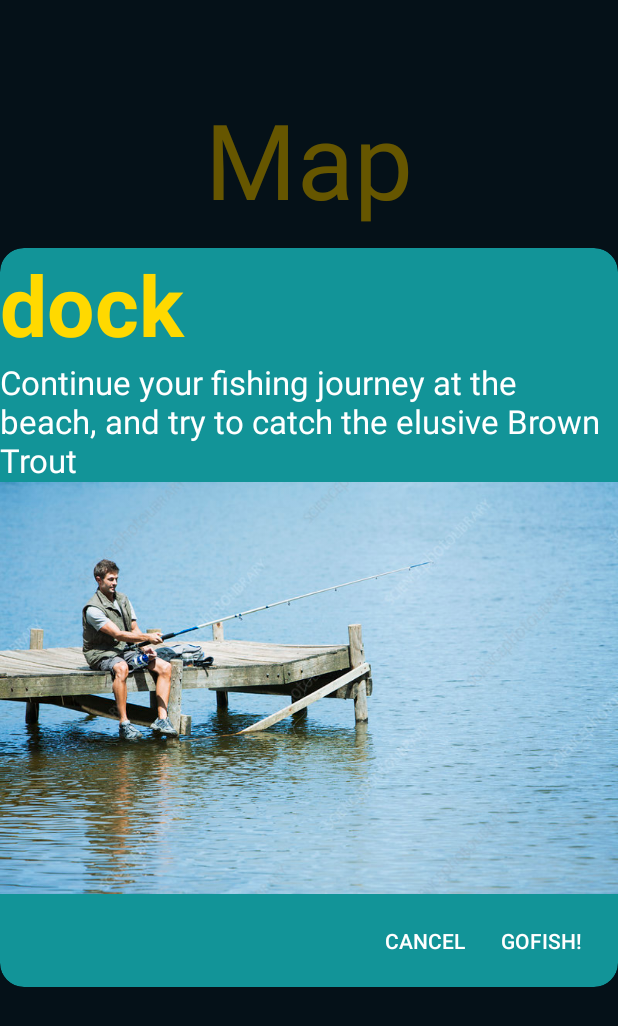
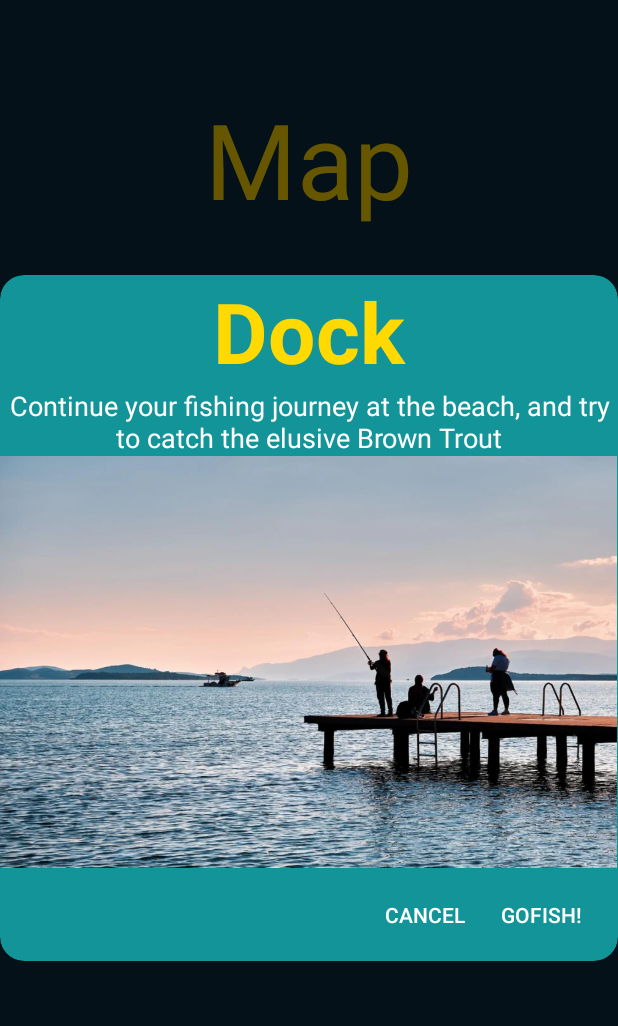
Before and after one commit to Whizma/GOFISH, an Android app: the Map screen opened directly, with no data from a screen before it, after a tap on an icon or button, on a phone screen of 412 x 824 dp. Shown: the top 1026 px of the screen. Run offline under Robolectric (Android 15) with nearby library versions, the light colour scheme and no system bars; Roboto replaces fonts that are not available here.

Commit message:
small fixes

```diff
--- a/app/src/main/java/com/example/gofish/Map.java
+++ b/app/src/main/java/com/example/gofish/Map.java
@@ -36,9 +36,9 @@
         lakeInfo = "Let any fish who meets your gaze learn the true meaning of fear; for you are the harbinger of death. The bane of creatures sub-aqueous, your rod is true and unwavering as you cast into the aquatic abyss. A man, scorned by this uncaring Earth, finds solace in the sea. Your only friend, the worm upon my hook. Wriggling, writhing, struggling to surmount the mortal pointlessness that permeates this barren world. You am alone. You  am empty. And yet, You fish. Beware of the lake, and beware of the ole mighty GammelGäddan";
 
 
-        beachButton.setOnClickListener(new OnLocationClickListener("beach", beachInfo, R.drawable.beach_popup));
-        dockButton.setOnClickListener(new OnLocationClickListener("dock", dockInfo, R.drawable.dock_popup));
-        lakeButton.setOnClickListener(new OnLocationClickListener("lake", lakeInfo, R.drawable.lake_popup));
+        beachButton.setOnClickListener(new OnLocationClickListener("Beach", beachInfo, R.drawable.beach_popup2));
+        dockButton.setOnClickListener(new OnLocationClickListener("Dock", dockInfo, R.drawable.dock_popup2));
+        lakeButton.setOnClickListener(new OnLocationClickListener("Lake", lakeInfo, R.drawable.lake_popup));
     }
 
     private void showPopupDialog(final String location, String information, int locationImageId) {
--- a/app/src/main/res/layout/custom_dialog_layout.xml
+++ b/app/src/main/res/layout/custom_dialog_layout.xml
@@ -13,6 +13,7 @@
     android:textStyle="bold"
     android:fontFamily="@font/racing_sans_one"
     android:text="Beach"
+    android:gravity="center"
     />
 
 <TextView
@@ -20,8 +21,9 @@
     android:layout_width="match_parent"
     android:layout_height="wrap_content"
     android:textColor="@color/white"
-    android:textAppearance="@style/TextAppearance.AppCompat.Large"
+    android:textAppearance="@style/TextAppearance.AppCompat.Medium"
     android:text="The beach is a lovely place for fishing"
+    android:gravity="center"
     />
 
 <ImageView
```
